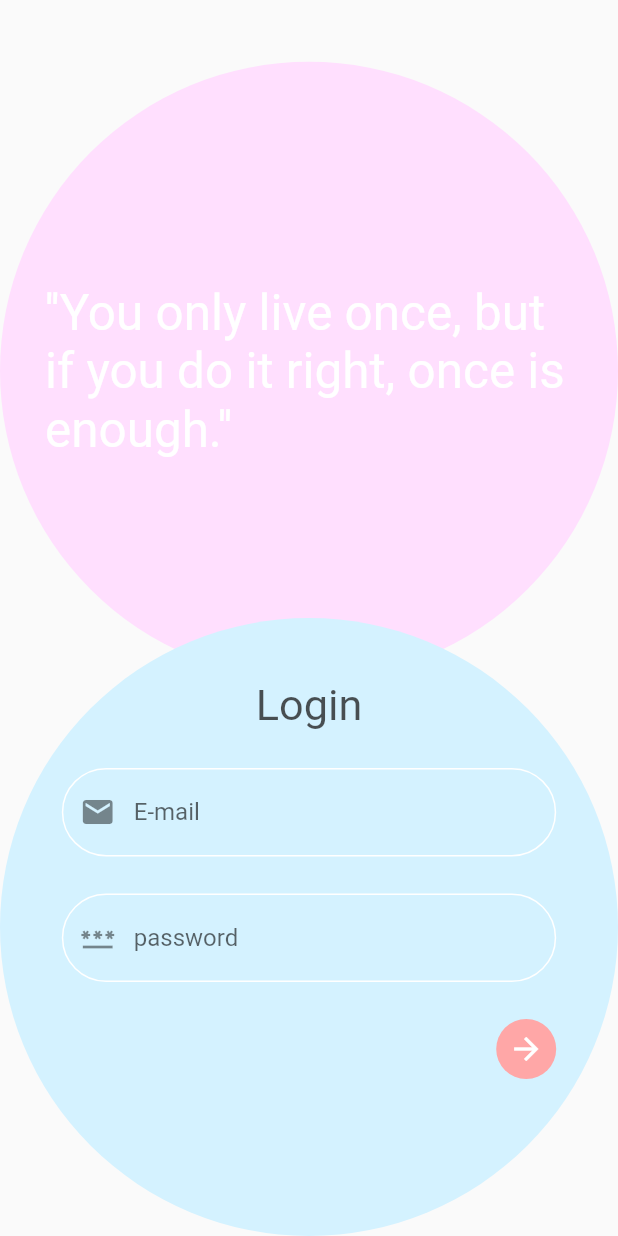
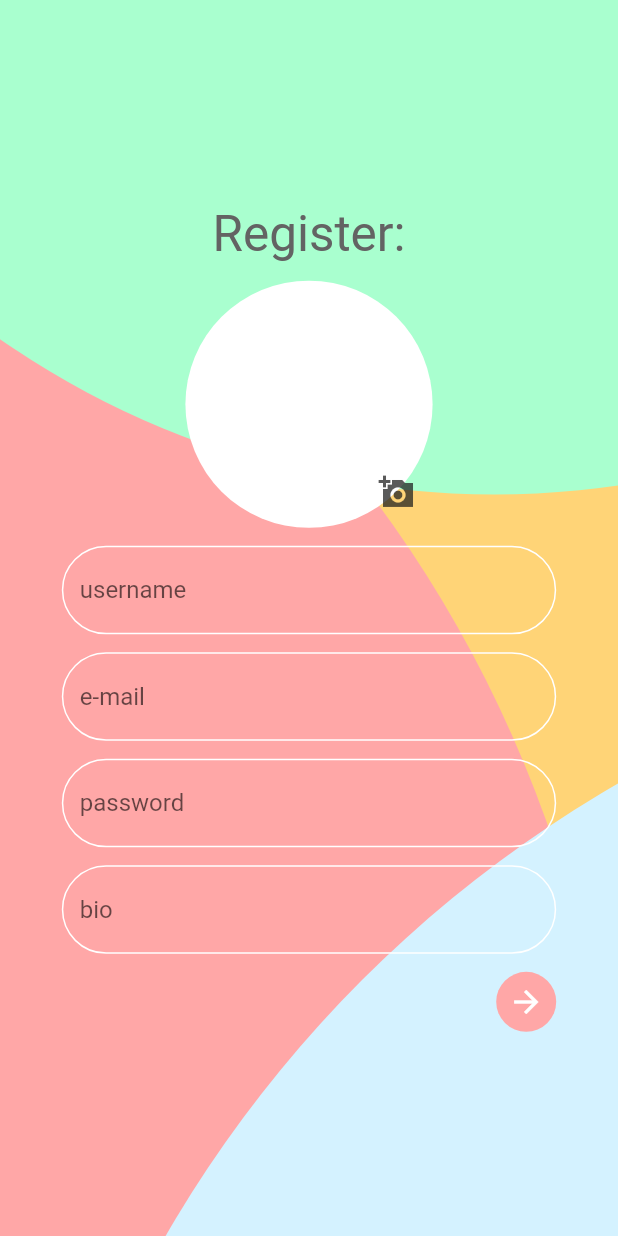
Before and after one commit to PavaneeshwarReddy/Pink-Ecstacy, a Flutter app: the screen it shows after launch, on a phone screen of 412 x 824 dp. Run offline on Flutter 3.47's test engine with Material 2 defaults, Android fonts, the phone set to English and light mode, and no system bars; our stand-ins replace cloud_firestore, firebase_auth, firebase_core; accounts and stored records are empty.

Commit message:
complete sign up except add display picture

```diff
--- /dev/null
+++ b/lib/Widgets/bubble.dart
@@ -0,0 +1,35 @@
+import 'package:flutter/material.dart';
+
+class BubbleDesign extends StatelessWidget {
+  final  Color setColour;
+  final double left;
+  final double right;
+  final double top;
+  final double bottom;
+  final double radius;
+  final bool positive;
+  const BubbleDesign(
+      {Key? key,
+       required this.top,
+      required this.bottom,
+      required this.left,
+      required this.right,
+      required this.radius,
+      required this.setColour,
+      required this.positive})
+      : super(key: key);
+
+  @override
+  Widget build(BuildContext context) {
+    return  Positioned(
+      top:positive?MediaQuery.of(context).size.height*(top):-MediaQuery.of(context).size.height*(top),
+      left:positive?MediaQuery.of(context).size.height*(top):-MediaQuery.of(context).size.height*(top),
+      right:positive?MediaQuery.of(context).size.height*(top):-MediaQuery.of(context).size.height*(top),
+      bottom:positive?MediaQuery.of(context).size.height*(top):-MediaQuery.of(context).size.height*(top),
+      child: CircleAvatar(
+             radius:MediaQuery.of(context).size.width*(radius) ,
+             backgroundColor: setColour,
+      ),
+    );
+  }
+}
--- a/lib/Widgets/input_text_field.dart
+++ b/lib/Widgets/input_text_field.dart
@@ -19,7 +19,7 @@ class InputSpaceField extends StatelessWidget {
       )
     );
      return TextField(
-
+        controller: texteditingcontroller,
        decoration: InputDecoration(
 
 
@@ -27,7 +27,7 @@ class InputSpaceField extends StatelessWidget {
         border: inputborder,
         enabledBorder: inputborder,
          hintText: hinttext,
-         prefixIcon: Icon(isPass?Icons.password:Icons.email)
+
 
 
        ),
--- a/lib/main.dart
+++ b/lib/main.dart
@@ -5,6 +5,7 @@ import 'package:instagram/responsiveness/responsiveness.dart';
 import 'package:instagram/responsiveness/web_screen_layout.dart';
 import 'package:firebase_core/firebase_core.dart';
 import 'package:instagram/screens/login_screen.dart';
+import 'package:instagram/screens/register_screen.dart';
 
 void main() async {
   WidgetsFlutterBinding.ensureInitialized();
@@ -40,7 +41,7 @@ class _MyAppState extends State<MyApp> {
       //   mobileScreenLayout: MobileScreenLayout(),
       //   webScreenLayout: WebScreenLayout(),
       // ),
-      home: LoginScreen(),
+      home: RegisterScreen(),
     );
   }
 }
--- a/lib/resources/auth_methods.dart
+++ b/lib/resources/auth_methods.dart
@@ -14,12 +14,12 @@ class AuthMethods {
     required String password,
     required String username,
     required String bio,
-    required Uint8List file,//this is for images storage we use firebase storage
+    //required Uint8List file,//this is for images storage we use firebase storage
   })  async {
 
     String res ="Some error occured";
     try{
-      if(email.isNotEmpty||password.isNotEmpty||bio.isNotEmpty||file.isNotEmpty||username.isNotEmpty)
+      if(email.isNotEmpty||password.isNotEmpty||bio.isNotEmpty||username.isNotEmpty)
       {
         //register user in email authentication
         //here if we remove await we get an error, related to two different types cannot be equal, this is due to auth require time to return the required one
@@ -33,6 +33,7 @@ class AuthMethods {
             'uid':cred.user!.uid,
             'email':email,
             'bio':bio,
+            'admin':false,
             'followers':[],
             'following':[]
        });
--- a/lib/screens/login_screen.dart
+++ b/lib/screens/login_screen.dart
@@ -25,6 +25,7 @@ class _LoginScreenState extends State<LoginScreen> {
   @override
   Widget build(BuildContext context) {
     return Scaffold(
+      resizeToAvoidBottomInset: true,
       body: SafeArea(
         child: Stack(
           children: [
--- /dev/null
+++ b/lib/screens/register_screen.dart
@@ -0,0 +1,157 @@
+import 'package:flutter/material.dart';
+import 'package:instagram/Widgets/input_text_field.dart';
+import 'package:instagram/resources/auth_methods.dart';
+import 'package:instagram/utitlities/colors.dart';
+
+class RegisterScreen extends StatefulWidget {
+  const RegisterScreen({Key? key}) : super(key: key);
+
+  @override
+  State<RegisterScreen> createState() => _RegisterScreenState();
+}
+
+class _RegisterScreenState extends State<RegisterScreen> {
+  final TextEditingController _email = TextEditingController();
+  final TextEditingController _password = TextEditingController();
+  final TextEditingController _username = TextEditingController();
+  final TextEditingController _bio = TextEditingController();
+  @override
+  Widget build(BuildContext context) {
+    return SafeArea(
+      child: Scaffold(
+          resizeToAvoidBottomInset:
+              false, //best to avoid screen and keyboard misplace errors
+          body: Stack(
+            children: [
+              Positioned(
+                top: MediaQuery.of(context).size.height * (0),
+                child: CircleAvatar(
+                  radius: MediaQuery.of(context).size.width * (2),
+                  backgroundColor: bubble_orange,
+                ),
+              ),
+              Positioned(
+                right: MediaQuery.of(context).size.height * (0),
+                child: CircleAvatar(
+                  radius: MediaQuery.of(context).size.width * (2),
+                  backgroundColor: bubble_red,
+                ),
+              ),
+              Positioned(
+                bottom: -MediaQuery.of(context).size.height * (1.5),
+                child: CircleAvatar(
+                  radius: MediaQuery.of(context).size.width * (2),
+                  backgroundColor: bubble_blue,
+                ),
+              ),
+              Positioned(
+                top: -MediaQuery.of(context).size.height * (1),
+                left: -MediaQuery.of(context).size.height * (0.3),
+                child: CircleAvatar(
+                  radius: MediaQuery.of(context).size.width * (1.4),
+                  backgroundColor: bubble_green,
+                ),
+              ),
+              Center(
+                child: Container(
+                  margin: EdgeInsets.symmetric(
+                      horizontal: MediaQuery.of(context).size.width * (0.1)),
+                  child: SingleChildScrollView(
+                    physics: const BouncingScrollPhysics(),
+                    child: Column(
+                      mainAxisAlignment: MainAxisAlignment.center,
+                      children: [
+                        Center(
+                            child: Text("Register:",
+                                style: TextStyle(
+                                    fontSize:
+                                        MediaQuery.of(context).size.width *
+                                            0.08,
+                                    color: const Color.fromARGB(
+                                        255, 99, 99, 99)))),
+                        const SizedBox(
+                          height: 12,
+                        ),
+                        Stack(
+                          children: [
+                            CircleAvatar(
+                              radius: MediaQuery.of(context).size.width * (0.2),
+                              backgroundColor: Colors.white,
+                            ),
+                            Positioned(
+                              bottom: 0,
+                              right: 0,
+                              child: IconButton(
+                                onPressed: () {
+                                  print("Add photo is clicked");
+                                },
+                                icon: const Icon(Icons.add_a_photo_sharp,color: text_color_dark,),
+                              ),
+                            )
+                          ],
+                        ),
+                        const SizedBox(
+                          height: 12,
+                        ),
+                        InputSpaceField(
+                            hinttext: "username",
+                            texteditingcontroller: _username,
+                            textinputtype: TextInputType.text,
+                            isPass: false),
+                        const SizedBox(
+                          height: 12,
+                        ),
+                        InputSpaceField(
+                            hinttext: "e-mail",
+                            texteditingcontroller: _email,
+                            textinputtype: TextInputType.emailAddress,
+                            isPass: false),
+                        const SizedBox(
+                          height: 12,
+                        ),
+                        InputSpaceField(
+                            hinttext: "password",
+                            texteditingcontroller: _password,
+                            textinputtype: TextInputType.text,
+                            isPass: true),
+                        const SizedBox(
+                          height: 12,
+                        ),
+                        InputSpaceField(
+                            hinttext: "bio",
+                            texteditingcontroller: _bio,
+                            textinputtype: TextInputType.text,
+                            isPass: false),
+                        const SizedBox(
+                          height: 12,
+                        ),
+                        Row(
+                          mainAxisAlignment: MainAxisAlignment.end,
+                          children: [
+                            CircleAvatar(
+                              // ignore: sort_child_properties_last
+
+                              backgroundColor: bubble_red,
+                              child: IconButton(
+                                onPressed: () async {
+                                 String signUperror = await AuthMethods().signUpUser(email: _email.text, password: _password.text, username: _username.text, bio: _bio.text);
+                                 print(signUperror);
+                                },
+                                icon: const Icon(
+                                  Icons.arrow_forward,
+                                  color: Colors.white,
+                                ),
+                              ),
+                            )
+                          ],
+                        )
+                      ],
+                    ),
+                  ),
+                ),
+              )
+            ],
+          )),
+    );
+  }
+}
--- a/lib/utitlities/colors.dart
+++ b/lib/utitlities/colors.dart
@@ -3,7 +3,8 @@ import 'package:flutter/material.dart';
 const bubble_blue = Color.fromRGBO(212, 242, 255, 1);
 const bubble_pink = Color.fromRGBO(255, 223, 254, 1);
 const bubble_red = Color.fromARGB(255, 255, 167, 167);
-const bubble_green = Colors.blue;
+const bubble_orange = Color.fromARGB(255, 255, 212, 119);
+const bubble_green =Color.fromARGB(255, 169, 255, 207);
 const text_color_light = Color.fromARGB(88, 28, 28, 28);
 const text_color_medium_dark = Color.fromARGB(195, 28, 28, 28);
 const text_color_dark = Color.fromARGB(185, 28, 28, 28);
```
